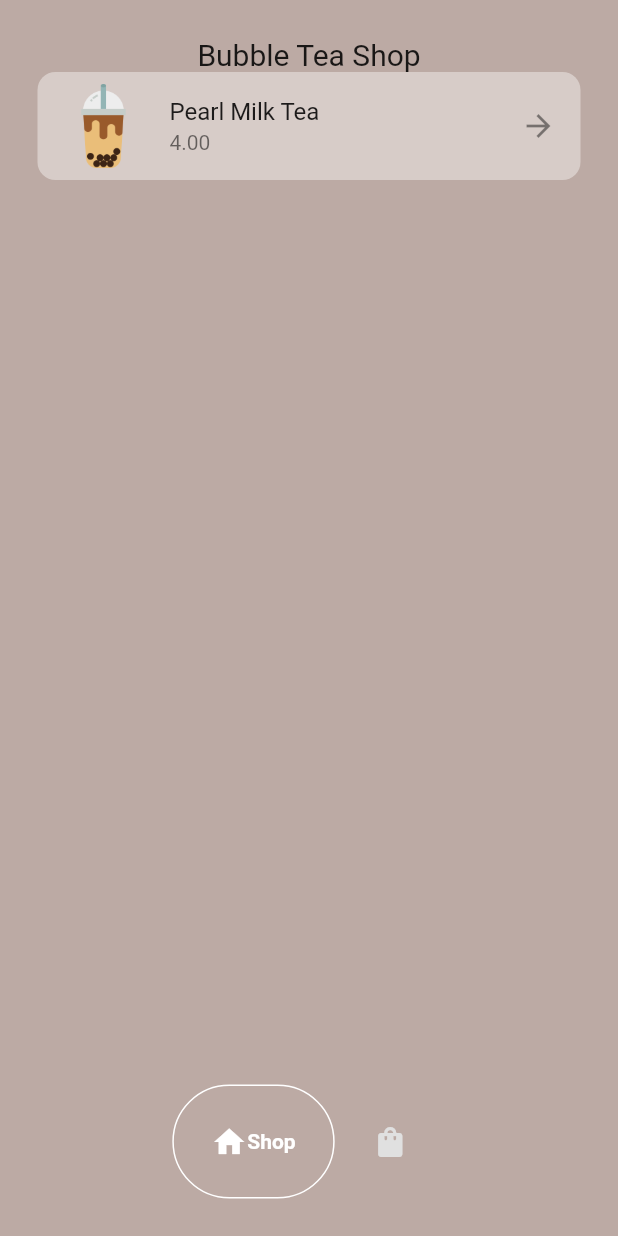
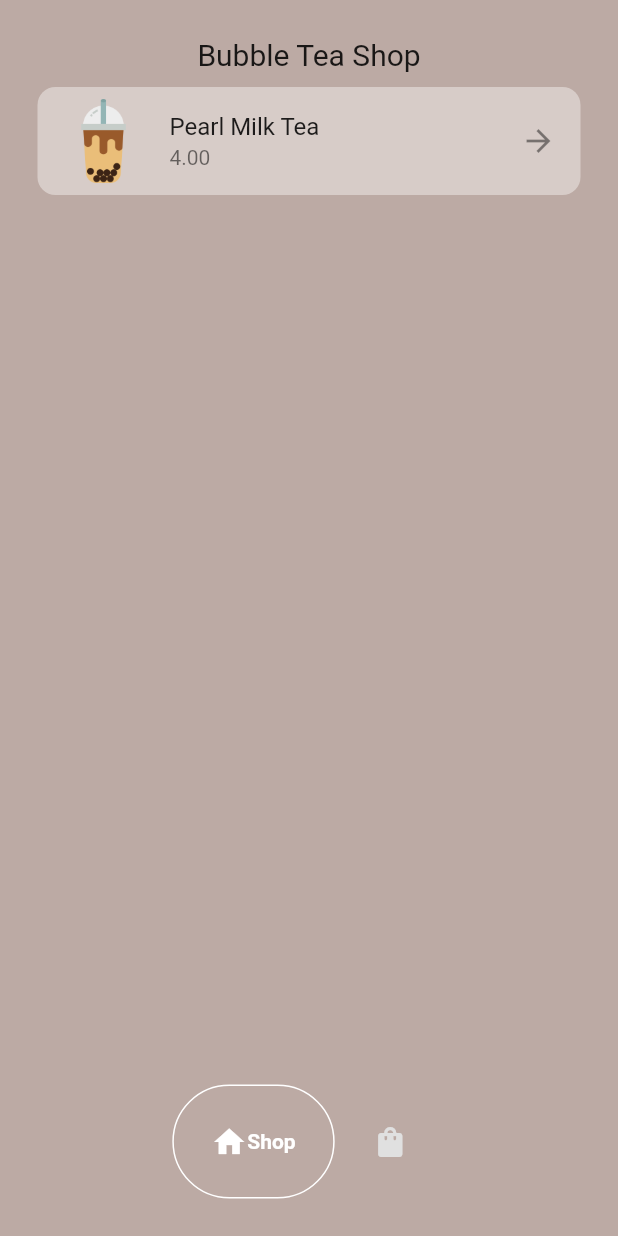
Before and after one commit to Hardik-24/Bubble-Tea-Shop, a Flutter app: the screen it shows after launch, on a phone screen of 412 x 824 dp. Run offline on Flutter 3.47's test engine with Material 2 defaults, Android fonts, the phone set to English and light mode, and no system bars; drawn by our look-alikes of google_nav_bar.

Commit message:
final commit

```diff
--- a/lib/components/drink_tile.dart
+++ b/lib/components/drink_tile.dart
@@ -4,13 +4,19 @@ import 'package:bubble_tea/models/drink.dart';
 class DrinkTile extends StatelessWidget {
   final Drink drink;
   final void Function()? onTap;
-  const DrinkTile({super.key, required this.drink, required this.onTap});
+  final Widget trailing;
+  const DrinkTile(
+      {super.key,
+      required this.drink,
+      required this.onTap,
+      required this.trailing});
 
   @override
   Widget build(BuildContext context) {
     return GestureDetector(
       onTap: onTap,
       child: Container(
+        margin: const EdgeInsets.only(bottom: 10),
         decoration: BoxDecoration(
           color: Colors.brown[100],
           borderRadius: BorderRadius.circular(12),
@@ -19,7 +25,7 @@ class DrinkTile extends StatelessWidget {
           title: Text(drink.name),
           subtitle: Text(drink.price),
           leading: Image.asset(drink.imagePath),
-          trailing: const Icon(Icons.arrow_forward),
+          trailing: trailing,
         ),
       ),
     );
--- a/lib/pages/shop_page.dart
+++ b/lib/pages/shop_page.dart
@@ -33,12 +33,16 @@ class _ShopPageState extends State<ShopPage> {
                       'Bubble Tea Shop',
                       style: TextStyle(fontSize: 20),
                     ),
+                    const SizedBox(
+                      height: 10.0,
+                    ),
                     Expanded(
                       child: ListView.builder(
                         itemCount: value.shop.length,
                         itemBuilder: (BuildContext context, int index) {
                           Drink individualDrink = value.shop[index];
                           return DrinkTile(
+                            trailing: const Icon(Icons.arrow_forward),
                             drink: individualDrink,
                             onTap: () => goToOrderPage(individualDrink),
                           );
```
Also changed, not shown: lib/pages/cart_page.dart (+41 -1 lines), lib/pages/order_page.dart (+22 -1 lines).
